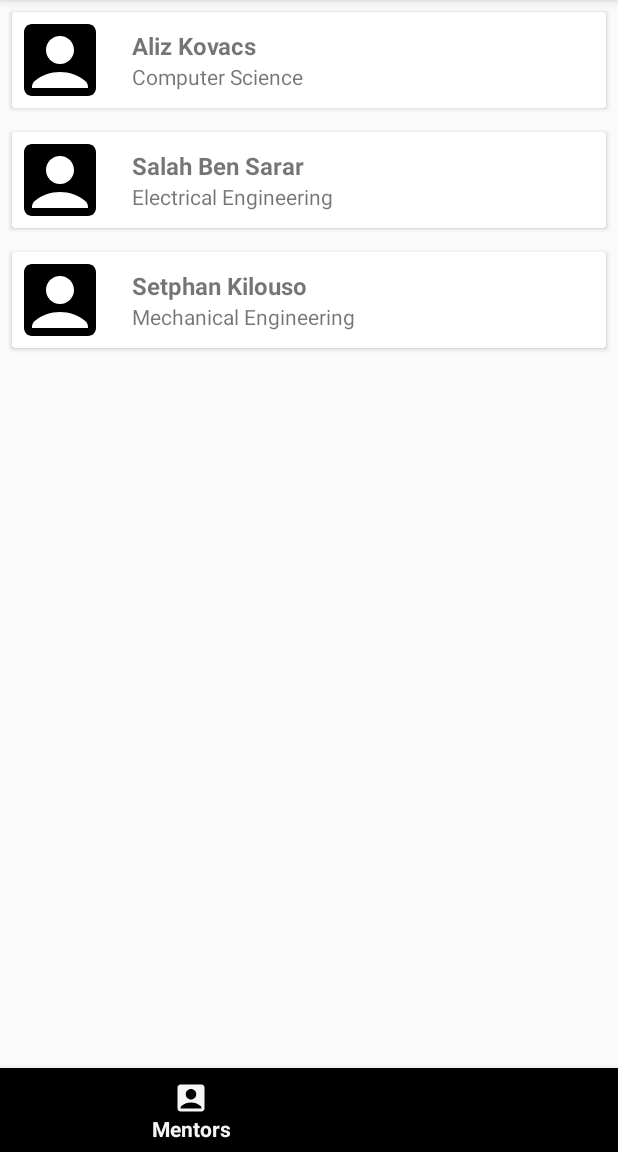
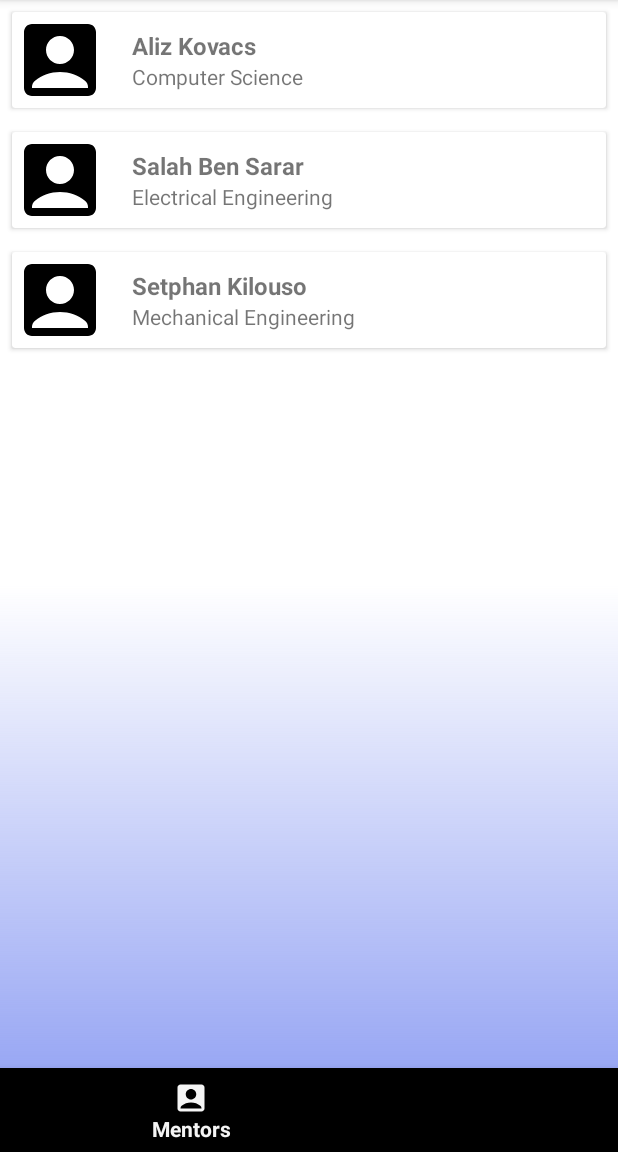
Before and after one commit to Script-eng/MentorConnect, an Android app: the MainActivity screen opened directly, with no data from a screen before it, item 2 of the bottom bar chosen, on a phone screen of 412 x 824 dp, the part 84-1236 px from its top. Run offline under Robolectric (Android 15) with nearby library versions, the phone set to English and light mode, and no system bars; libraries missing offline, so code that uses them is left out: org.osmdroid.config; pictures from the network do not load; 2 statements that could not run were skipped.

Commit message:
Gradient Background Mentee

```diff
--- a/app/src/main/res/layout/activity_main.xml
+++ b/app/src/main/res/layout/activity_main.xml
@@ -4,7 +4,9 @@
     xmlns:app="http://schemas.android.com/apk/res-auto"
     android:id="@+id/main_layout"
     android:layout_width="match_parent"
-    android:layout_height="match_parent">
+    android:layout_height="match_parent"
+    android:background="@drawable/login_gradient"
+    >
 
     <FrameLayout
         android:id="@+id/fragment_container"
```
